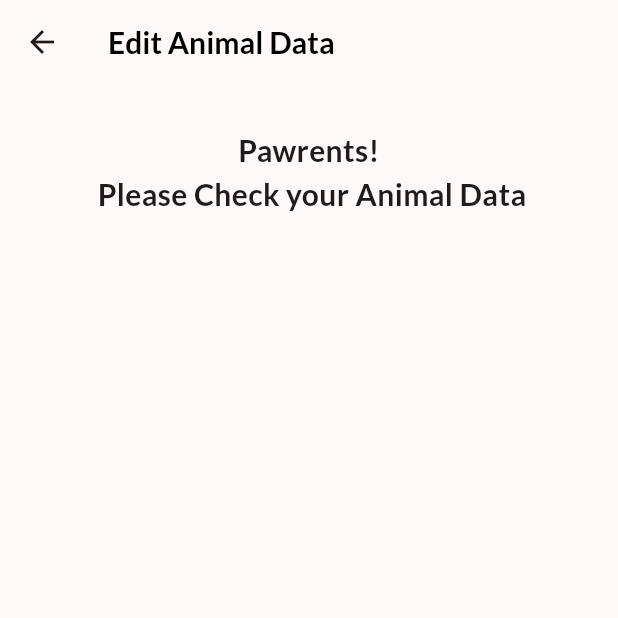
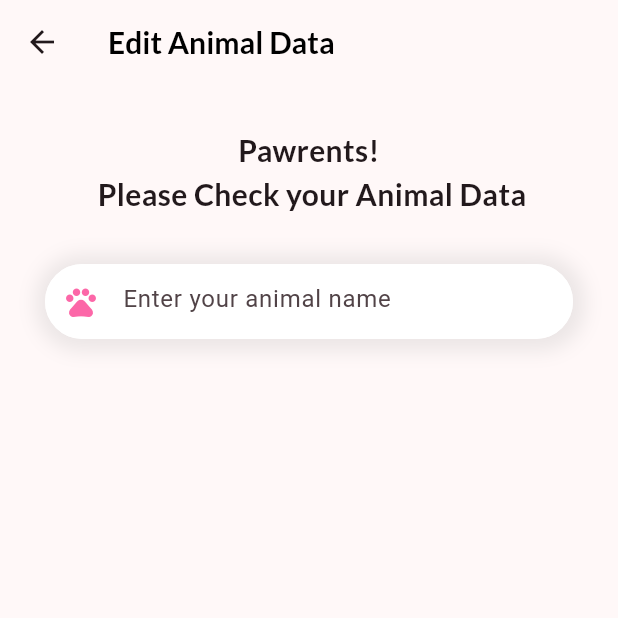
Before and after one commit to Tiarasekarsini/067_AloAnimal, a Flutter app: the EditAnimal screen opened directly, on a phone screen of 412 x 824 dp, the top half of it. Run offline on Flutter 3.47's test engine with Material 2 defaults, Android fonts, the phone set to English and light mode, and no system bars; our stand-ins replace cloud_firestore, firebase_core, fluttertoast, google_fonts, smooth_page_indicator; accounts and stored records are empty.

Commit message:
create view for edit animal and implement controller for edit animal

```diff
--- a/lib/view/animaldata/animaldata.dart
+++ b/lib/view/animaldata/animaldata.dart
@@ -83,17 +83,20 @@ class _AnimalDataState extends State<AnimalData> {
                               mainAxisSize: MainAxisSize.min,
                               children: <Widget>[
                                 IconButton(
-                                    onPressed: () {
-                                      Navigator.push(
-                                          context,
-                                          MaterialPageRoute(
-                                              builder: (context) =>
-                                                  const EditAnimal()));
-                                    },
+                                    onPressed: () {},
                                     icon: const Icon(
                                         Icons.delete_outline_rounded)),
                                 IconButton(
-                                  onPressed: () {},
+                                  onPressed: () {
+                                    Navigator.push(
+                                        context,
+                                        MaterialPageRoute(
+                                            builder: (context) => EditAnimal(
+                                                  id: data[index]['id'],
+                                                  kucingAsal: data[index]
+                                                      ['namaK'],
+                                                )));
+                                  },
                                   icon: const Icon(Icons.navigate_next_rounded),
                                 ),
                               ],
--- a/lib/view/animaldata/edit_animal.dart
+++ b/lib/view/animaldata/edit_animal.dart
@@ -1,14 +1,39 @@
+import 'package:aloanimal/controller/animal_controller.dart';
 import 'package:flutter/material.dart';
 import 'package:google_fonts/google_fonts.dart';
 
 class EditAnimal extends StatefulWidget {
-  const EditAnimal({super.key});
+  const EditAnimal(
+      {super.key,
+      this.kucingAsal,
+      this.id,
+      this.tanggalAsal,
+      this.jkAsal,
+      this.ageAsal,
+      this.rasAsal,
+      this.colorAsal});
+  final String? id;
+  final String? kucingAsal;
+  final String? tanggalAsal;
+  final String? jkAsal;
+  final String? ageAsal;
+  final String? rasAsal;
+  final String? colorAsal;
 
   @override
   State<EditAnimal> createState() => _EditAnimalState();
 }
 
 class _EditAnimalState extends State<EditAnimal> {
+  final animalController = AnimalController();
+
+  String? kucingBaru;
+  String? tanggalBaru;
+  String? jkBaru;
+  String? ageBaru;
+  String? rasBaru;
+  String? colorBaru;
+
   @override
   var formkey = GlobalKey<FormState>();
   Widget build(BuildContext context) {
@@ -32,7 +57,46 @@ class _EditAnimalState extends State<EditAnimal> {
                           fontSize: 20, fontWeight: FontWeight.bold),
                       textAlign: TextAlign.center,
                     ),
-                  )
+                  ),
+                  Container(
+                      height: 50,
+                      margin:
+                          const EdgeInsets.only(top: 100, left: 10, right: 10),
+                      decoration: BoxDecoration(
+                          color: Colors.white,
+                          borderRadius: BorderRadius.circular(30),
+                          boxShadow: [
+                            BoxShadow(
+                                spreadRadius: 7,
+                                blurRadius: 10,
+                                offset: Offset(1, 1),
+                                color: Colors.grey.withOpacity(0.2))
+                          ]),
+                      child: TextFormField(
+                        decoration: InputDecoration(
+                            hintText: "Enter your animal name",
+                            prefixIcon: const Icon(
+                              Icons.pets,
+                              color: Color.fromARGB(230, 252, 87, 158),
+                            ),
+                            focusedBorder: const OutlineInputBorder(
+                                borderSide: BorderSide(
+                                    color: Colors.white, width: 1.0)),
+                            enabledBorder: OutlineInputBorder(
+                                borderRadius: BorderRadius.circular(30),
+                                borderSide: const BorderSide(
+                                    color: Colors.white, width: 1.0))),
+                        onSaved: (value) {
+                          kucingBaru = value;
+                        },
+                        initialValue: widget.kucingAsal,
+                        validator: (value) {
+                          if (value == null || value.isEmpty) {
+                            return 'please enter the name your animal!';
+                          }
+                          return null;
+                        },
+                      )),
                 ]))));
   }
 }
```
